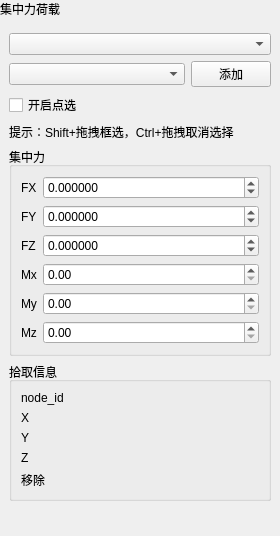
asd977/base_cae, file plugins/Base_PhysicalField/PointForcePage.ui: the form before one commit.
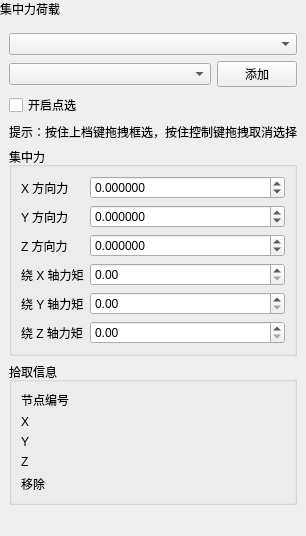
The form after the commit. Custom widgets are drawn as their Qt base class.

```diff
--- a/plugins/Base_PhysicalField/PointForcePage.ui
+++ b/plugins/Base_PhysicalField/PointForcePage.ui
@@ -104,7 +104,7 @@
       <item>
        <widget class="QLabel" name="boxSelectHintLabel">
         <property name="text">
-         <string>提示：Shift+拖拽框选，Ctrl+拖拽取消选择</string>
+         <string>提示：按住上档键拖拽框选，按住控制键拖拽取消选择</string>
         </property>
         <property name="wordWrap">
          <bool>false</bool>
@@ -126,14 +126,14 @@
             </sizepolicy>
            </property>
            <property name="text">
-            <string>FX</string>
+            <string>X 方向力</string>
            </property>
           </widget>
          </item>
          <item row="1" column="0">
           <widget class="QLabel" name="labelFy">
            <property name="text">
-            <string>FY</string>
+            <string>Y 方向力</string>
            </property>
           </widget>
          </item>
@@ -197,28 +197,28 @@
          <item row="2" column="0">
           <widget class="QLabel" name="labelFz">
            <property name="text">
-            <string>FZ</string>
+            <string>Z 方向力</string>
            </property>
           </widget>
          </item>
          <item row="3" column="0">
           <widget class="QLabel" name="labelMx">
            <property name="text">
-            <string>Mx</string>
+            <string>绕 X 轴力矩</string>
            </property>
           </widget>
          </item>
          <item row="4" column="0">
           <widget class="QLabel" name="labelMy">
            <property name="text">
-            <string>My</string>
+            <string>绕 Y 轴力矩</string>
            </property>
           </widget>
          </item>
          <item row="5" column="0">
           <widget class="QLabel" name="labelMz">
            <property name="text">
-            <string>Mz</string>
+            <string>绕 Z 轴力矩</string>
            </property>
           </widget>
          </item>
@@ -276,7 +276,7 @@
          <item row="0" column="0">
           <widget class="QLabel" name="labelNodeId">
            <property name="text">
-            <string>node_id</string>
+            <string>节点编号</string>
            </property>
           </widget>
          </item>
```
